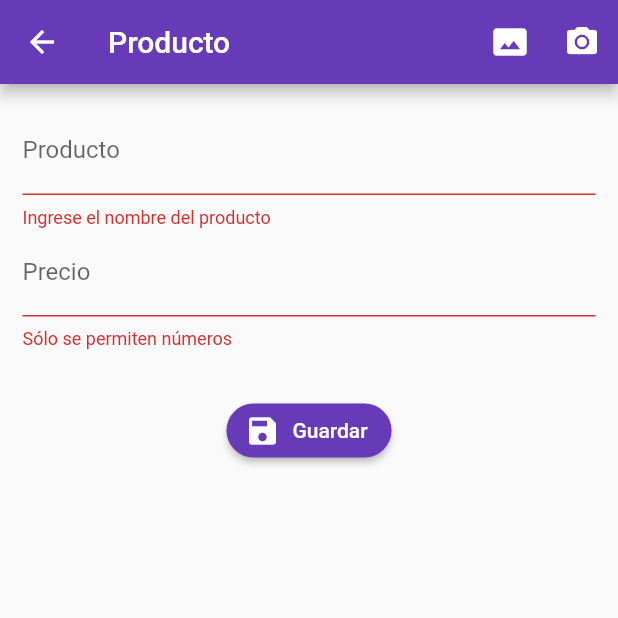
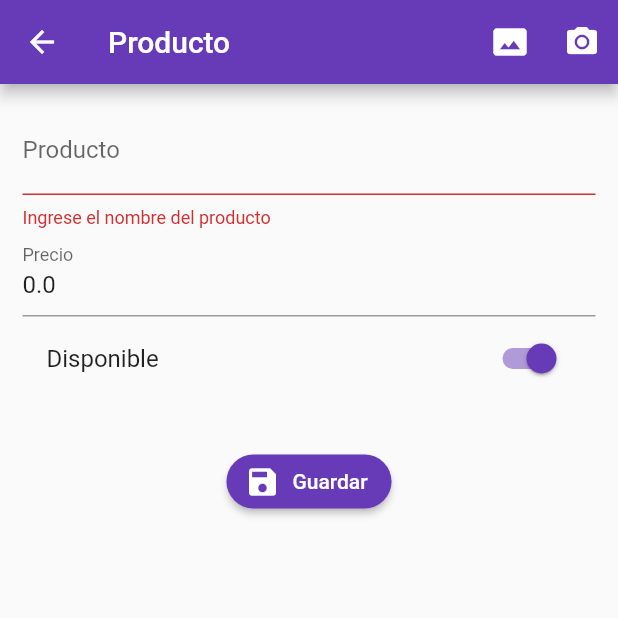
Before and after one commit to alvag/crud_flutter, a Flutter app: the ProductPage screen opened by its route, after a tap on "Guardar", on a phone screen of 412 x 824 dp, the top half of it. Run offline on Flutter 3.47's test engine with Material 2 defaults, Android fonts, the phone set to English and light mode, and no system bars; our stand-ins replace rxdart.

Commit message:
Conectar product model con formulario

```diff
--- a/lib/src/models/product_model.dart
+++ b/lib/src/models/product_model.dart
@@ -1,18 +1,17 @@
 import 'dart:convert';
 
-ProductModel productModelFromJson(String str) =>
-    ProductModel.fromJson(json.decode(str));
+Product productModelFromJson(String str) => Product.fromJson(json.decode(str));
 
-String productModelToJson(ProductModel data) => json.encode(data.toJson());
+String productModelToJson(Product data) => json.encode(data.toJson());
 
-class ProductModel {
+class Product {
   String id;
   String title;
   double price;
   bool available;
   String photo;
 
-  ProductModel({
+  Product({
     this.id,
     this.title = '',
     this.price = 0.0,
@@ -20,7 +19,7 @@ class ProductModel {
     this.photo,
   });
 
-  factory ProductModel.fromJson(Map<String, dynamic> json) => ProductModel(
+  factory Product.fromJson(Map<String, dynamic> json) => Product(
         id: json["id"],
         title: json["title"],
         price: json["price"],
--- a/lib/src/pages/product_page.dart
+++ b/lib/src/pages/product_page.dart
@@ -1,5 +1,6 @@
 import 'package:flutter/material.dart';
 import 'package:crud_flutter/src/utils/utils.dart' as utils;
+import 'package:crud_flutter/src/models/product_model.dart';
 
 class ProductPage extends StatefulWidget {
   static final routeName = 'product';
@@ -10,6 +11,7 @@ class ProductPage extends StatefulWidget {
 
 class _ProductPageState extends State<ProductPage> {
   final formKey = GlobalKey<FormState>();
+  Product _product = new Product();
 
   @override
   Widget build(BuildContext context) {
@@ -36,6 +38,7 @@ class _ProductPageState extends State<ProductPage> {
               children: <Widget>[
                 _inputName(),
                 _inputPrice(),
+                _inputAvailable(),
                 SizedBox(height: 30.0),
                 _saveButton(),
               ],
@@ -48,10 +51,12 @@ class _ProductPageState extends State<ProductPage> {
 
   Widget _inputName() {
     return TextFormField(
+      initialValue: _product.title,
       textCapitalization: TextCapitalization.sentences,
       decoration: InputDecoration(
         labelText: 'Producto',
       ),
+      onSaved: (value) => _product.title = value,
       validator: (value) {
         return value.length >= 3 ? null : 'Ingrese el nombre del producto';
       },
@@ -60,13 +65,26 @@ class _ProductPageState extends State<ProductPage> {
 
   Widget _inputPrice() {
     return TextFormField(
+      initialValue: _product.price.toString(),
       keyboardType: TextInputType.numberWithOptions(decimal: true),
       decoration: InputDecoration(
         labelText: 'Precio',
       ),
+      onSaved: (value) => _product.price = double.parse(value),
       validator: (value) {
         return utils.isNumeric(value) ? null : 'Sólo se permiten números';
       },
+    );
+  }
+
+  Widget _inputAvailable() {
+    return SwitchListTile(
+      value: _product.available,
+      title: Text('Disponible'),
+      activeColor: Colors.deepPurple,
+      onChanged: (value) => setState(() {
+        _product.available = value;
+      }),
     );
   }
 
@@ -85,7 +103,12 @@ class _ProductPageState extends State<ProductPage> {
 
   _submit() {
     if (formKey.currentState.validate()) {
+      formKey.currentState.save();
+
       print('Formulario válido');
+      print(_product.title);
+      print(_product.price);
+      print(_product.available);
     }
   }
 }
```
